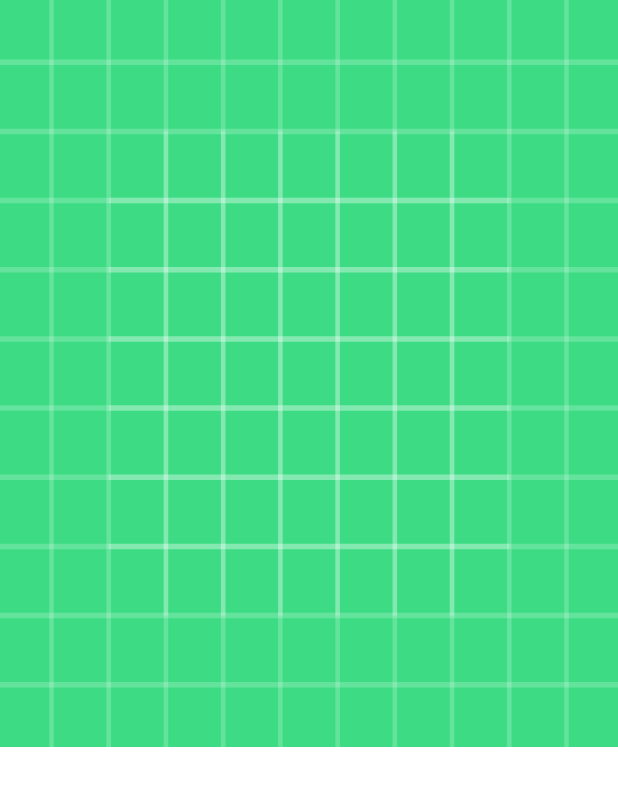
After one commit to sanjaydraws/GalleryPhotos, an Android app: the layout item_directoryphotos_grid.xml on its own in the app's theme, with its tools: preview values and no code run, on a phone screen of 412 x 824 dp. The commit adds this screen. Shown: the top 786 px of the screen. Run offline under Robolectric (Android 15) with nearby library versions, the phone set to English and light mode, and no system bars.

Commit message:
ui created for directory photos

```diff
--- a/app/src/main/java/com/sanjay/galleryphotos/MyApp.kt
+++ b/app/src/main/java/com/sanjay/galleryphotos/MyApplication.kt
@@ -6,6 +6,6 @@ import dagger.hilt.android.HiltAndroidApp
 
 
 @HiltAndroidApp
-class MyApp : MultiDexApplication() {
+class MyApplication : MultiDexApplication() {
 
 }
--- a/app/src/main/java/com/sanjay/galleryphotos/ui/home/MainActivity.kt
+++ b/app/src/main/java/com/sanjay/galleryphotos/ui/home/MainActivity.kt
@@ -2,6 +2,7 @@ package com.sanjay.galleryphotos.ui.home
 
 import android.content.pm.PackageManager
 import android.database.Cursor
+import android.graphics.Color
 import android.net.Uri
 import android.os.Bundle
 import android.provider.MediaStore
@@ -27,7 +28,9 @@ class MainActivity : BaseActivity() {
     private var binding:ActivityMainBinding? = null
     private val TAG = "MainActivity"
     private val mDirectoryAdapter by lazy{
-        DirectoriesAdapter(ArrayList())
+        DirectoriesAdapter(ArrayList()){
+
+        }
     }
     private var boolean_folder = false
 
--- /dev/null
+++ b/app/src/main/res/layout/item_directoryphotos_grid.xml
@@ -0,0 +1,21 @@
+<?xml version="1.0" encoding="utf-8"?>
+<layout xmlns:app="http://schemas.android.com/apk/res-auto"
+    xmlns:tools="http://schemas.android.com/tools">
+
+    <androidx.constraintlayout.widget.ConstraintLayout xmlns:android="http://schemas.android.com/apk/res/android"
+        android:layout_width="match_parent"
+        android:layout_height="wrap_content">
+
+        <ImageView
+            android:id="@+id/photoImage"
+            android:layout_width="match_parent"
+            android:layout_height="0dp"
+            tools:background="@drawable/ic_launcher_background"
+            app:layout_constraintDimensionRatio="w,1.21:1"
+            app:layout_constraintTop_toTopOf="parent"
+            app:layout_constraintStart_toStartOf="parent"
+            app:layout_constraintBottom_toBottomOf="parent"
+            app:layout_constraintEnd_toEndOf="parent"
+            />
+    </androidx.constraintlayout.widget.ConstraintLayout>
+</layout>
--- a/app/src/main/res/values/colors.xml
+++ b/app/src/main/res/values/colors.xml
@@ -7,4 +7,6 @@
     <color name="teal_700">#FF018786</color>
     <color name="black">#FF000000</color>
     <color name="white">#FFFFFFFF</color>
+    <color name="blue_500">#3F51B5</color>
+    <color name="blue_400">#29B6F6</color>
 </resources>
--- a/app/src/main/res/values/themes.xml
+++ b/app/src/main/res/values/themes.xml
@@ -1,8 +1,8 @@
 <resources xmlns:tools="http://schemas.android.com/tools">
     <!-- Base application theme. -->
-    <style name="Theme.GalleryPhotos" parent="Theme.MaterialComponents.DayNight.DarkActionBar">
+    <style name="Theme.GalleryPhotos" parent="Theme.MaterialComponents.DayNight.NoActionBar">
         <!-- Primary brand color. -->
-        <item name="colorPrimary">@color/purple_500</item>
+        <item name="colorPrimary">@color/blue_500</item>
         <item name="colorPrimaryVariant">@color/purple_700</item>
         <item name="colorOnPrimary">@color/white</item>
         <!-- Secondary brand color. -->
@@ -10,7 +10,7 @@
         <item name="colorSecondaryVariant">@color/teal_700</item>
         <item name="colorOnSecondary">@color/black</item>
         <!-- Status bar color. -->
-        <item name="android:statusBarColor" tools:targetApi="l">?attr/colorPrimaryVariant</item>
+        <item name="android:statusBarColor" tools:targetApi="l">@color/blue_400</item>
         <!-- Customize your theme here. -->
     </style>
 </resources>
```
Also changed, not shown: app/src/main/AndroidManifest.xml (+6 -4 lines), app/src/main/java/com/sanjay/galleryphotos/adapters/DirectoriesAdapter.kt (+10 -5 lines), app/src/main/java/com/sanjay/galleryphotos/adapters/DirectoryPhotosAdapter.kt (added, +46 -0 lines), app/src/main/java/com/sanjay/galleryphotos/ui/photos/DirectoryPhotosActivity.kt (added, +41 -0 lines), app/src/main/res/layout/activity_directory_photos.xml (added, +21 -0 lines).
